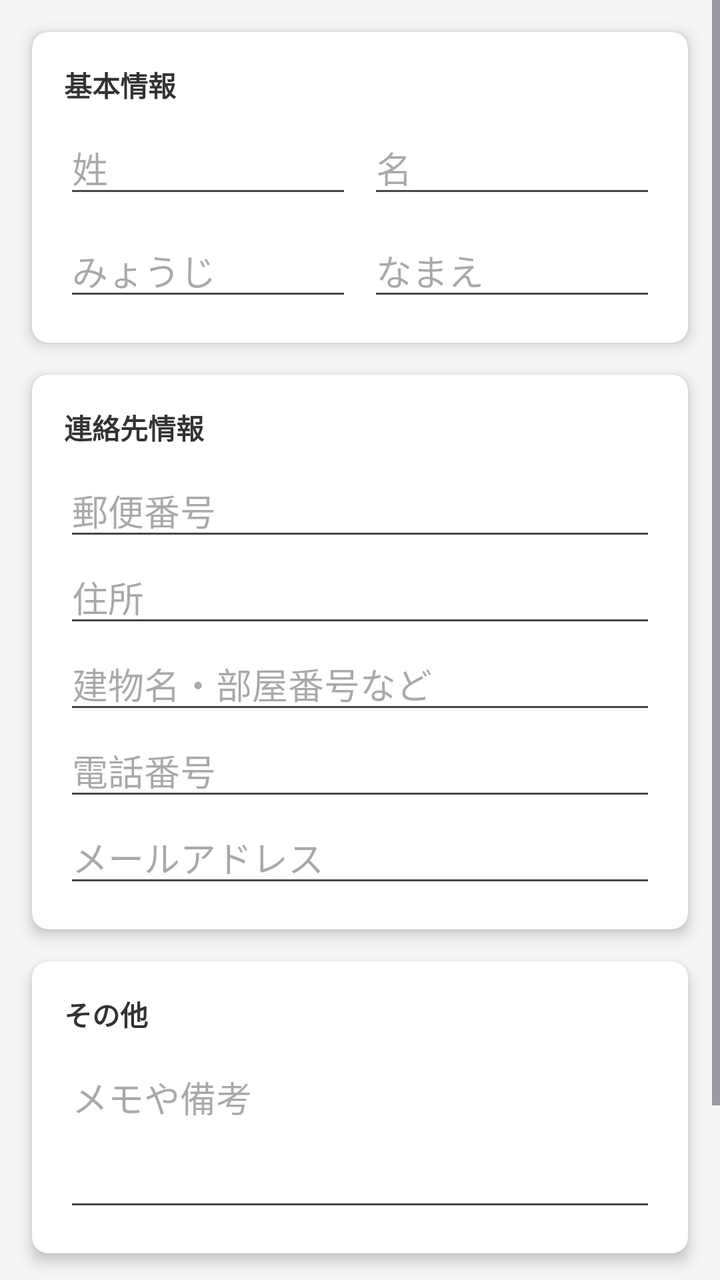
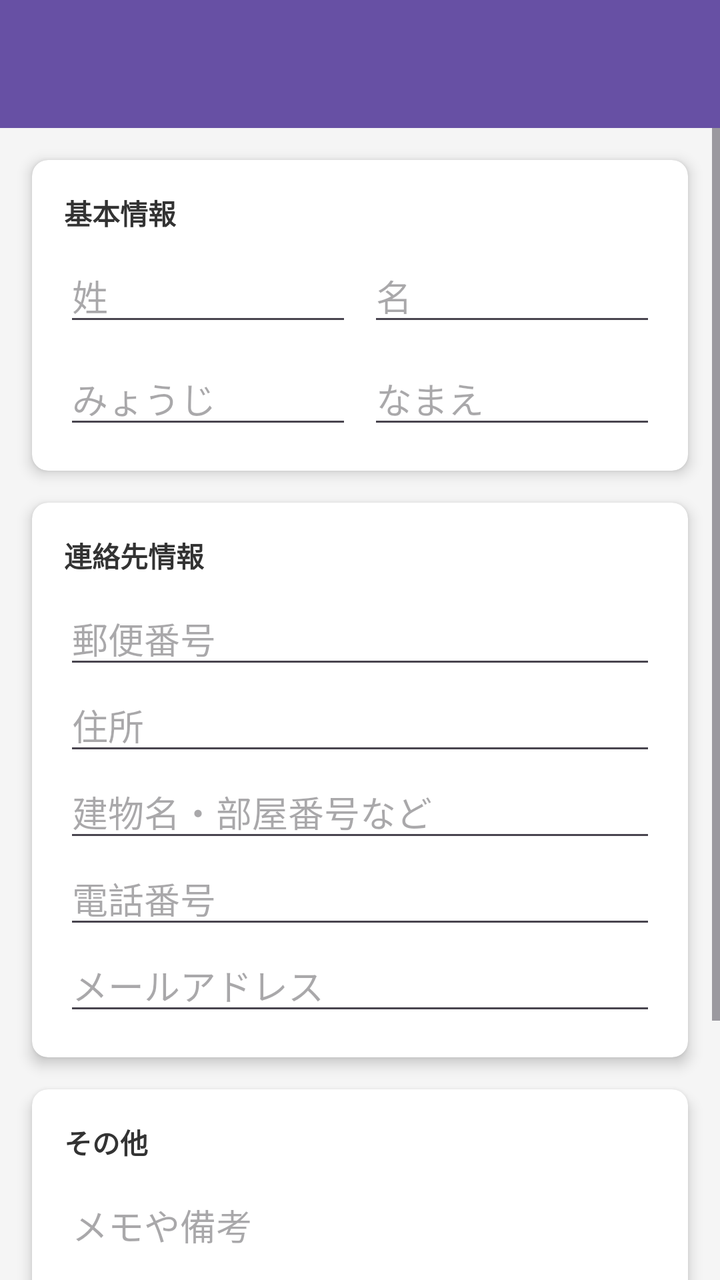

Compare the two renders of this Android layout. The source of the first and the diff that turns it into the second are given below.
<!-- AndroidManifest.xml: application theme Theme.MyAddressBook -->
<!-- res/layout/activity_add_address.xml -->
<?xml version="1.0" encoding="utf-8"?>
<ScrollView xmlns:android="http://schemas.android.com/apk/res/android"
    xmlns:app="http://schemas.android.com/apk/res-auto"
    android:id="@+id/scroll_view"
    android:layout_width="match_parent"
    android:layout_height="match_parent"
    android:background="#F5F5F5"
    android:paddingBottom="16dp"
    android:clipToPadding="false"
    android:fillViewport="true">  

    
    <LinearLayout
        android:id="@+id/layout_container"
        android:layout_width="match_parent"
        android:layout_height="wrap_content"
        android:orientation="vertical"
        android:padding="8dp">

        
        <androidx.cardview.widget.CardView
            android:layout_width="match_parent"
            android:layout_height="wrap_content"
            android:layout_margin="8dp"
            app:cardCornerRadius="8dp"
            app:cardElevation="4dp">

            <LinearLayout
                android:layout_width="match_parent"
                android:layout_height="wrap_content"
                android:orientation="vertical"
                android:padding="16dp">

                <TextView
                    android:layout_width="wrap_content"
                    android:layout_height="wrap_content"
                    android:text="@string/section_basic_info"
                    android:textStyle="bold"
                    android:textColor="#333333"
                    android:layout_marginBottom="8dp"/>

                
                <LinearLayout
                    android:layout_width="match_parent"
                    android:layout_height="wrap_content"
                    android:orientation="horizontal"
                    android:weightSum="2">

                    
                    <EditText
                        android:id="@+id/edit_last_name"
                        android:layout_width="0dp"
                        android:layout_height="wrap_content"
                        android:layout_weight="1"
                        android:layout_marginEnd="4dp"
                        android:hint="@string/hint_last_name"
                        android:inputType="textPersonName"
                        android:autofillHints="personName"/>

                    
                    <EditText
                        android:id="@+id/edit_first_name"
                        android:layout_width="0dp"
                        android:layout_height="wrap_content"
                        android:layout_weight="1"
                        android:layout_marginStart="4dp"
                        android:hint="@string/hint_first_name"
                        android:inputType="textPersonName"
                        android:autofillHints="personName"/>
                </LinearLayout>

                <LinearLayout
                    android:layout_width="match_parent"
                    android:layout_height="wrap_content"
                    android:orientation="horizontal"
                    android:layout_marginTop="8dp"
                    android:weightSum="2">

                    <EditText
                        android:id="@+id/edit_last_name_kana"
                        android:layout_width="0dp"
                        android:layout_height="wrap_content"
                        android:layout_weight="1"
                        android:layout_marginEnd="4dp"
                        android:hint="@string/hint_last_name_kana"
                        android:inputType="text"
                        android:importantForAutofill="no"/>

                    <EditText
                        android:id="@+id/edit_first_name_kana"
                        android:layout_width="0dp"
                        android:layout_height="wrap_content"
                        android:layout_weight="1"
                        android:layout_marginStart="4dp"
                        android:hint="@string/hint_first_name_kana"
                        android:inputType="text"
                        android:importantForAutofill="no"/>
                </LinearLayout>
            </LinearLayout>
        </androidx.cardview.widget.CardView>

        
        <androidx.cardview.widget.CardView
            android:layout_width="match_parent"
            android:layout_height="wrap_content"
            android:layout_margin="8dp"
            app:cardCornerRadius="8dp"
            app:cardElevation="4dp">

            <LinearLayout
                android:layout_width="match_parent"
                android:layout_height="wrap_content"
                android:orientation="vertical"
                android:padding="16dp">

                <TextView
                    android:layout_width="wrap_content"
                    android:layout_height="wrap_content"
                    android:text="@string/section_contact_info"
                    android:textStyle="bold"
                    android:textColor="#333333"
                    android:layout_marginBottom="8dp"/>

                <EditText
                    android:id="@+id/edit_zip_code"
                    android:layout_width="match_parent"
                    android:layout_height="wrap_content"
                    android:hint="@string/hint_zip_code"
                    android:inputType="number"
                    android:autofillHints="postalCode"/>

                <EditText
                    android:id="@+id/edit_address"
                    android:layout_width="match_parent"
                    android:layout_height="wrap_content"
                    android:hint="@string/hint_address"
                    android:inputType="textPostalAddress"
                    android:autofillHints="postalAddress"/>

                <EditText
                    android:id="@+id/edit_building_room"
                    android:layout_width="match_parent"
                    android:layout_height="wrap_content"
                    android:hint="@string/hint_building_room"
                    android:inputType="textPostalAddress"
                    android:autofillHints="postalAddress"/>

                <EditText
                    android:id="@+id/edit_phone"
                    android:layout_width="match_parent"
                    android:layout_height="wrap_content"
                    android:hint="@string/hint_phone"
                    android:inputType="phone"
                    android:autofillHints="phone"/>

                <EditText
                    android:id="@+id/edit_email"
                    android:layout_width="match_parent"
                    android:layout_height="wrap_content"
                    android:hint="@string/hint_email"
                    android:inputType="textEmailAddress"
                    android:autofillHints="emailAddress"/>
            </LinearLayout>
        </androidx.cardview.widget.CardView>

        
        <androidx.cardview.widget.CardView
            android:layout_width="match_parent"
            android:layout_height="wrap_content"
            android:layout_margin="8dp"
            app:cardCornerRadius="8dp"
            app:cardElevation="4dp">

            <LinearLayout
                android:layout_width="match_parent"
                android:layout_height="wrap_content"
                android:orientation="vertical"
                android:padding="16dp">

                <TextView
                    android:layout_width="wrap_content"
                    android:layout_height="wrap_content"
                    android:text="@string/section_other"
                    android:textStyle="bold"
                    android:textColor="#333333"
                    android:layout_marginBottom="8dp"/>

                
                <EditText
                    android:id="@+id/edit_memo"
                    android:layout_width="match_parent"
                    android:layout_height="wrap_content"
                    android:hint="@string/hint_memo"
                    android:inputType="textMultiLine"
                    android:gravity="top"
                    android:minLines="3"
                    android:importantForAutofill="no"/>
            </LinearLayout>
        </androidx.cardview.widget.CardView>

        
        <Button
            android:id="@+id/btn_save"
            android:layout_width="match_parent"
            android:layout_height="wrap_content"
            android:layout_margin="16dp"
            android:text="@string/btn_save"
            android:backgroundTint="#FF6200EE"
            android:textColor="@android:color/white" />

    </LinearLayout>
</ScrollView>
<!-- resources referenced by this layout -->
<resources>
  <string name="btn_save">保存する</string>
  <string name="hint_address">住所</string>
  <string name="hint_building_room">建物名・部屋番号など</string>
  <string name="hint_email">メールアドレス</string>
  <string name="hint_first_name">名</string>
  <string name="hint_first_name_kana">なまえ</string>
  <string name="hint_last_name">姓</string>
  <string name="hint_last_name_kana">みょうじ</string>
  <string name="hint_memo">メモや備考</string>
  <string name="hint_phone">電話番号</string>
  <string name="hint_zip_code">郵便番号</string>
  <string name="section_basic_info">基本情報</string>
  <string name="section_contact_info">連絡先情報</string>
  <string name="section_other">その他</string>
  <style name="Theme.MyAddressBook" parent="Base.Theme.MyAddressBook" />
  <style name="Base.Theme.MyAddressBook" parent="Theme.Material3.DayNight.NoActionBar">
          
          
      </style>
</resources>

<!-- the commit's change to res/layout/activity_add_address.xml (unified diff, before → after) -->
@@ -1,9 +1,27 @@
 <?xml version="1.0" encoding="utf-8"?>
-<ScrollView xmlns:android="http://schemas.android.com/apk/res/android"
+<LinearLayout xmlns:android="http://schemas.android.com/apk/res/android"
     xmlns:app="http://schemas.android.com/apk/res-auto"
+    android:layout_width="match_parent"
+    android:layout_height="match_parent"
+    android:orientation="vertical">
+
+    
+    <androidx.appcompat.widget.Toolbar
+        android:id="@+id/toolbar"
+        android:layout_width="match_parent"
+        android:layout_height="wrap_content"
+        android:minHeight="?attr/actionBarSize"
+        android:background="?attr/colorPrimary"
+        android:theme="@style/ThemeOverlay.AppCompat.Dark.ActionBar"
+        app:titleTextColor="@android:color/white"
+        app:popupTheme="@style/ThemeOverlay.AppCompat.Light"/>
+
+
+<ScrollView
     android:id="@+id/scroll_view"
     android:layout_width="match_parent"
-    android:layout_height="match_parent"
+    android:layout_height="0dp"
+    android:layout_weight="1"
     android:background="#F5F5F5"
     android:paddingBottom="16dp"
     android:clipToPadding="false"
@@ -207,6 +225,6 @@
             android:text="@string/btn_save"
             android:backgroundTint="#FF6200EE"
             android:textColor="@android:color/white" />
-
-    </LinearLayout>
-</ScrollView>
+     </LinearLayout>
+    </ScrollView>
+</LinearLayout>
